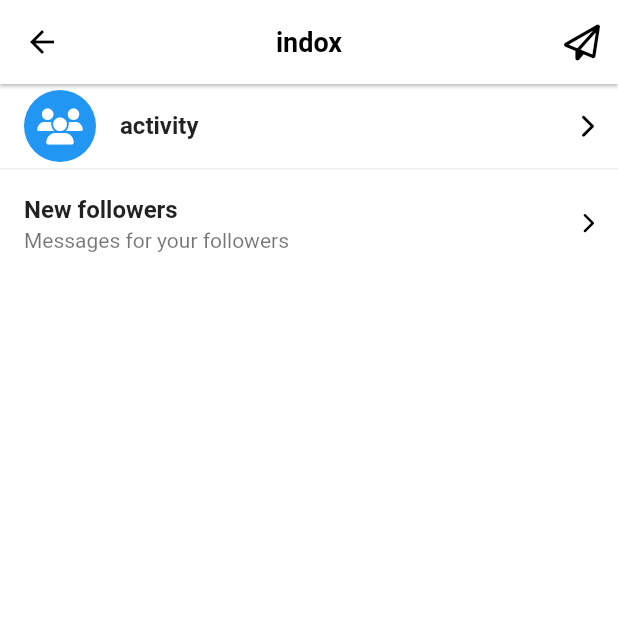
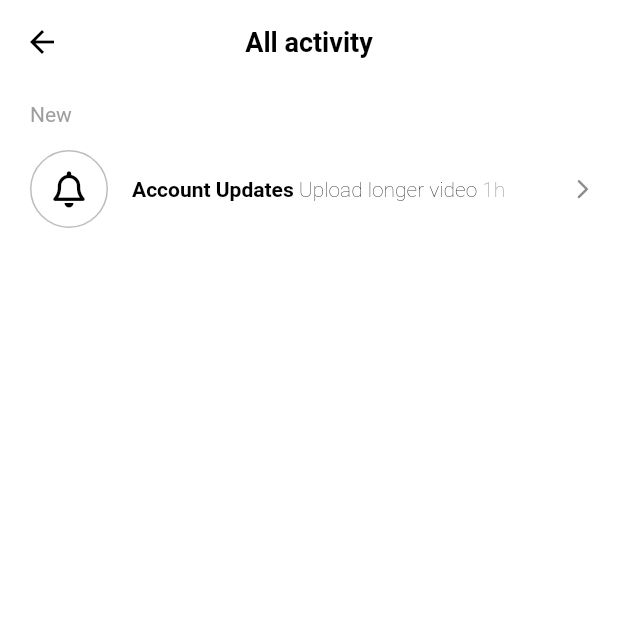
Before and after one commit to imonkfcwifi/tiktok, a Flutter app: the InboxScreen screen opened directly, after a tap on "activity", on a phone screen of 412 x 824 dp, the top half of it. Run offline on Flutter 3.47's test engine with Material 2 defaults, Android fonts, the phone set to English and light mode, and no system bars; our stand-ins replace font_awesome_flutter, video_player, visibility_detector; network calls fail.

Commit message:
RichText
TextSpan, ListTile, trailing, leading

```diff
--- /dev/null
+++ b/lib/features/inbox/activity_screen.dart
@@ -0,0 +1,73 @@
+import 'package:flutter/material.dart';
+import 'package:font_awesome_flutter/font_awesome_flutter.dart';
+import 'package:tiktok_clone/constants/gaps.dart';
+import 'package:tiktok_clone/constants/sizes.dart';
+
+class ActivityScreen extends StatelessWidget {
+  const ActivityScreen({super.key});
+
+  @override
+  Widget build(BuildContext context) {
+    return Scaffold(
+      appBar: AppBar(
+        title: const Text("All activity"),
+      ),
+      body: ListView(
+        padding: const EdgeInsets.symmetric(horizontal: Sizes.size20),
+        children: [
+          Gaps.v12,
+          const Text(
+            "New",
+            style: TextStyle(fontSize: Sizes.size14, color: Colors.grey),
+          ),
+          Gaps.v14,
+          ListTile(
+            trailing: const FaIcon(
+              FontAwesomeIcons.chevronRight,
+              size: Sizes.size14,
+            ),
+            contentPadding: EdgeInsets.zero,
+            leading: Container(
+              width: Sizes.size52,
+              decoration: BoxDecoration(
+                shape: BoxShape.circle,
+                color: Colors.white,
+                border:
+                    Border.all(color: Colors.grey.shade400, width: Sizes.size1),
+              ),
+              child: const Center(
+                child: FaIcon(
+                  FontAwesomeIcons.bell,
+                  color: Colors.black,
+                ),
+              ),
+            ),
+            title: RichText(
+              text: TextSpan(
+                text: "Account Updates",
+                style: const TextStyle(
+                  fontWeight: FontWeight.w600,
+                  color: Colors.black,
+                ),
+                children: [
+                  const TextSpan(
+                    text: " Upload longer video",
+                    style: TextStyle(
+                      fontWeight: FontWeight.w100,
+                    ),
+                  ),
+                  TextSpan(
+                    text: " 1h",
+                    style: TextStyle(
+                        fontWeight: FontWeight.w100,
+                        color: Colors.grey.shade500),
+                  ),
+                ],
+              ),
+            ),
+          ),
+        ],
+      ),
+    );
+  }
+}
--- a/lib/features/inbox/indox_screen.dart
+++ b/lib/features/inbox/indox_screen.dart
@@ -1,11 +1,17 @@
 import 'package:flutter/material.dart';
 import 'package:font_awesome_flutter/font_awesome_flutter.dart';
 import 'package:tiktok_clone/constants/sizes.dart';
+import 'package:tiktok_clone/features/inbox/activity_screen.dart';
 
 class InboxScreen extends StatelessWidget {
   const InboxScreen({super.key});
 
   void _onDm() {}
+  void _onActivityTap(BuildContext context) {
+    Navigator.of(context).push(MaterialPageRoute(
+      builder: (context) => const ActivityScreen(),
+    ));
+  }
 
   @override
   Widget build(BuildContext context) {
@@ -23,7 +29,7 @@ class InboxScreen extends StatelessWidget {
       body: ListView(
         children: [
           ListTile(
-            onTap: () {},
+            onTap: () => _onActivityTap(context),
             leading: Container(
               width: Sizes.size48,
               decoration: const BoxDecoration(
--- a/lib/main.dart
+++ b/lib/main.dart
@@ -16,6 +16,7 @@ class TikTokApp extends StatelessWidget {
     return MaterialApp(
       title: 'TikTok Clonegit init',
       theme: ThemeData(
+        splashColor: Colors.transparent,
         primaryColor: const Color(0xFFE9435A),
         textSelectionTheme:
             const TextSelectionThemeData(cursorColor: Color(0xFFE9435A)),
```
